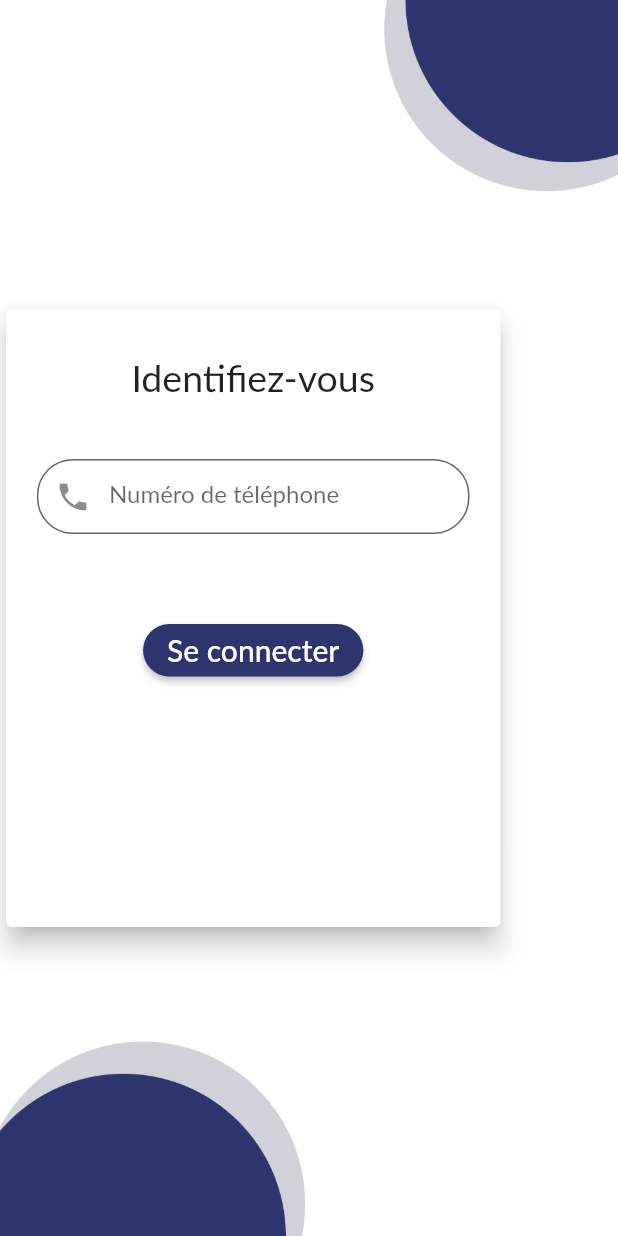
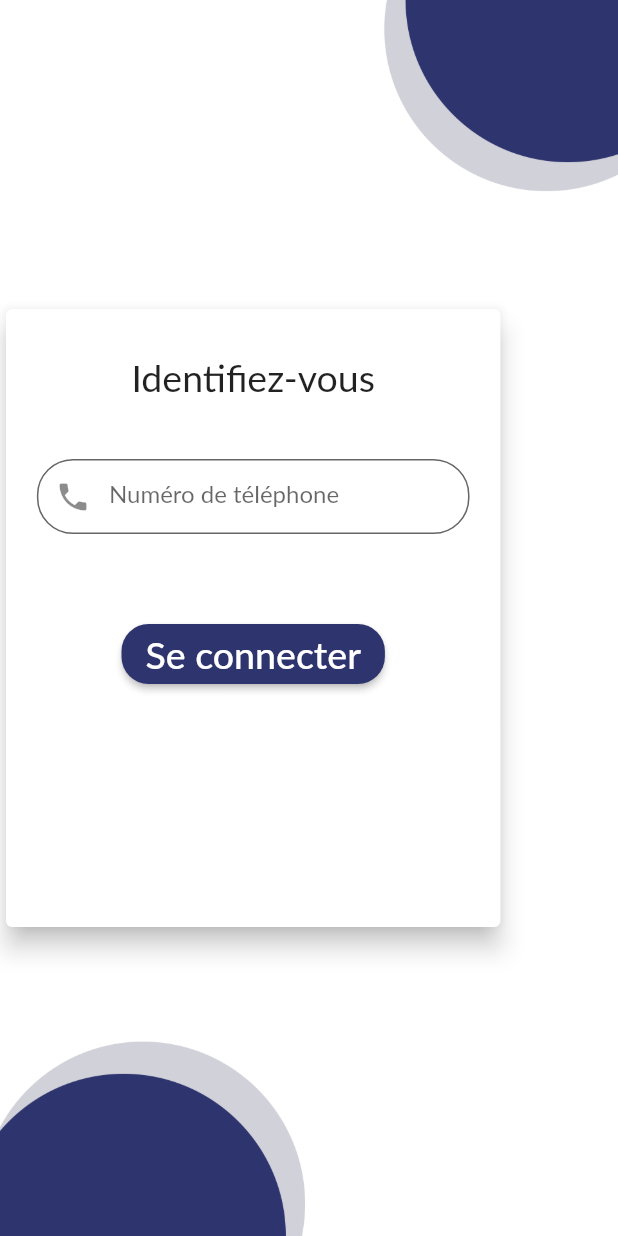
Before and after one commit to NML124/alexandrie, a Flutter app: the screen it shows after launch, on a phone screen of 412 x 824 dp. Run offline on Flutter 3.47's test engine with Material 2 defaults, Android fonts, the phone set to English and light mode, and no system bars; our stand-ins replace firebase_core; accounts and stored records are empty; Roboto replaces fonts that are missing (Lato).

Commit message:
Finalisation of authentification screen

```diff
--- a/lib/Screens/auth_screen.dart
+++ b/lib/Screens/auth_screen.dart
@@ -7,7 +7,10 @@ class AuthScreen extends StatelessWidget {
   @override
   Widget build(BuildContext context) {
     final deviceSize = MediaQuery.of(context).size;
-    return Container(
+    return SafeArea(
+      top: true,
+      bottom: true,
+      child: Container(
         decoration: BoxDecoration(
             image: DecorationImage(
                 image: AssetImage('assets/images/background.png'),
@@ -53,17 +56,17 @@ class AuthScreen extends StatelessWidget {
                       height: 60,
                     ),
                     Container(
-                    height: 35,
+                      height: 40,
                       child: ElevatedButton(
                         onPressed: () => null,
                         child: Container(
                             child: Text(
                           'Se connecter',
-                        style: TextStyle(fontSize: 20),
+                          style: TextStyle(fontSize: 25),
                         )),
                         style: ButtonStyle(
-                          shape:
-                              MaterialStatePropertyAll<RoundedRectangleBorder>(
+                            shape: MaterialStatePropertyAll<
+                                    RoundedRectangleBorder>(
                                 RoundedRectangleBorder(
                                     borderRadius:
                                         BorderRadius.circular(18.0)))),
@@ -75,6 +78,7 @@ class AuthScreen extends StatelessWidget {
             ),
           ),
         ),
+      ),
     );
   }
 }
```
Lines whose indentation alone changed are shown as unchanged.
